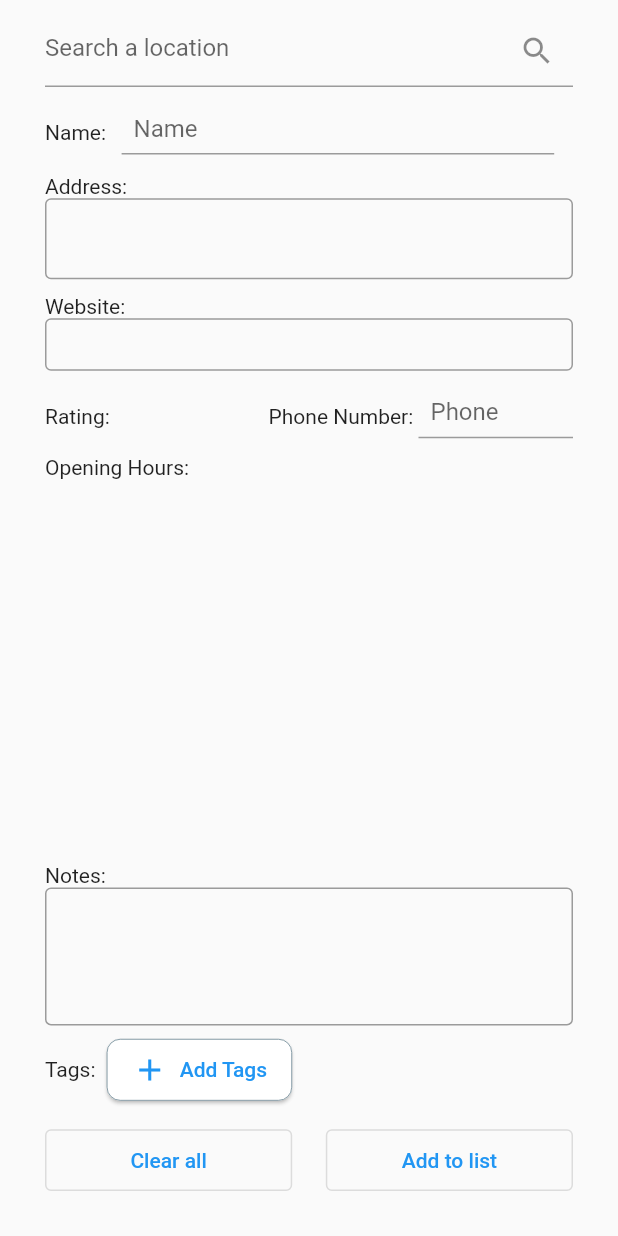
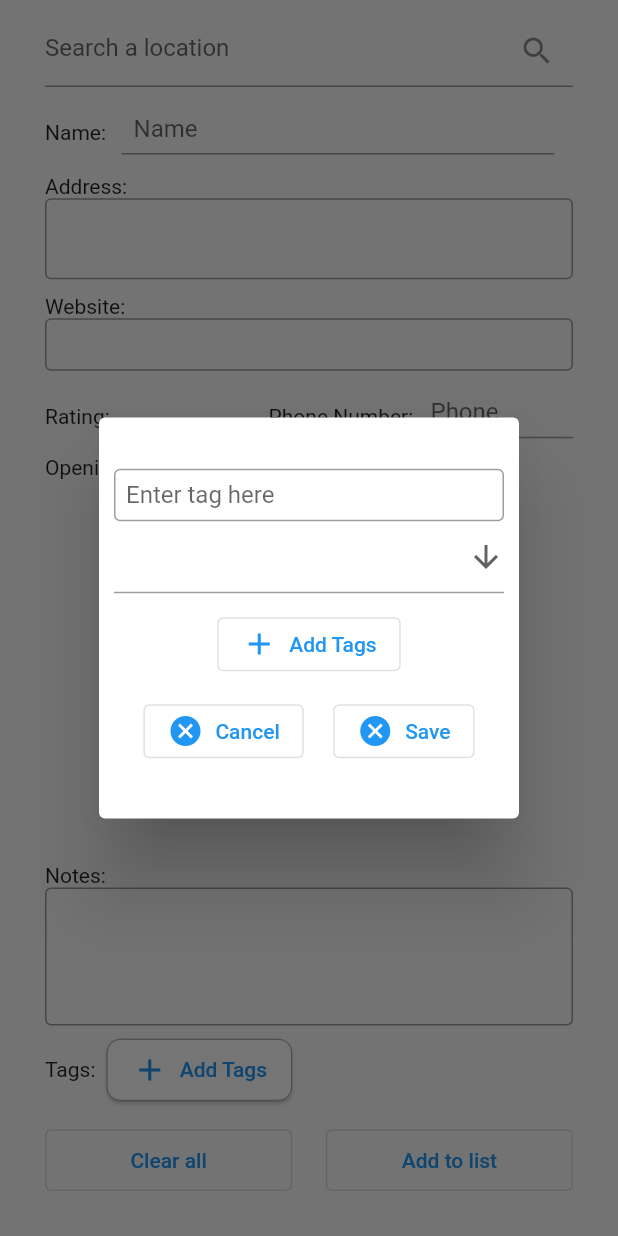
Before and after one commit to jarvissgan/WhereToGo, a Flutter app: the AddScreen screen opened directly, after a tap on "Add Tags", on a phone screen of 412 x 824 dp. Run offline on Flutter 3.47's test engine with Material 2 defaults, Android fonts, the phone set to English and light mode, and no system bars; our stand-ins replace cloud_firestore, firebase_auth, firebase_core, shared_preferences; accounts and stored records are empty.

Commit message:
add data to list_screen_builder.dart and creation of tags

```diff
--- /dev/null
+++ b/lib/all_tags.dart
@@ -0,0 +1,32 @@
+import 'package:flutter/material.dart';
+import 'package:jarlist/models/tag.dart';
+
+class AllTags with ChangeNotifier {
+  List<Tag> allTags = [];
+
+  List<Tag> getAllTags() {
+    return allTags;
+  }
+  String addTag(name, color) {
+    //adds tag if name doesn't already exist
+    if(allTags.contains(name)){
+      //TODO: add snackbar/message to show tag already exists
+
+      return "tag already exists";
+
+    } else {
+      allTags.insert(allTags.length, Tag(name: name, color: color));
+      notifyListeners();
+      return "tag added";
+    }
+  }
+  void removeTag(name) {
+    allTags.removeWhere((tag) => tag.name == name);
+    notifyListeners();
+  }
+  void updateTagName(name, newName) {
+    allTags.removeWhere((tag) => tag.name == name);
+    allTags.insert(allTags.length, Tag(name: newName, color: name.color));
+    notifyListeners();
+  }
+}
--- /dev/null
+++ b/lib/models/tag.dart
@@ -0,0 +1,5 @@
+class Tag{
+  String name;
+  String color;
+  Tag({required this.name, required this.color});
+}
--- a/lib/screens/add_screen.dart
+++ b/lib/screens/add_screen.dart
@@ -1,29 +1,39 @@
 import 'package:flutter/material.dart';
+import 'package:jarlist/all_tags.dart';
 import 'package:jarlist/alll_entry.dart';
 import 'package:jarlist/location_service.dart';
 import 'package:jarlist/models/place.dart';
 import 'package:jarlist/screens/list_screen.dart';
 import 'package:jarlist/size_config.dart';
+import 'package:jarlist/widgets/tag_dialog.dart';
+import 'package:provider/provider.dart';
 
 class AddScreen extends StatefulWidget {
-  List<Place> myPlaces;
-  Entry(this.myPlaces);
-
   @override
   State<AddScreen> createState() => _AddScreenState();
 }
 
 class _AddScreenState extends State<AddScreen> {
-  var _formKey = GlobalKey<FormState>();
+  final _formKey = GlobalKey<FormState>();
+  TextEditingController _searchController = TextEditingController();
+  String restaurantName = '';
+  String restaurantAddress = '';
+  String restaurantPhone = '';
+  String restaurantWebsite = '';
+  String restaurantNotes = '';
+  String restaurantRating = '';
+  String tagName = '';
+  String tagColor = '';
+  List<dynamic> restaurantHours = [];
+  List<dynamic> restaurantImage = [];
+  String restaurantId = '';
 
-  List<Place> myPlaces = [];
-
-  void saveForm() async {
+  void saveForm(Entry placeList) async {
     bool isValid = _formKey.currentState!.validate();
     if (isValid) {
       _formKey.currentState!.save();
       setState(() {
-        Entry().addPlace(
+        placeList.addPlace(
             restaurantAddress,
             restaurantPhone,
             restaurantName,
@@ -31,12 +41,12 @@ class _AddScreenState extends State<AddScreen> {
             DateTime.now().toString(),
             restaurantHours,
             restaurantRating, {});
+        _formKey.currentState!.reset();
+        ScaffoldMessenger.of(context).showSnackBar(SnackBar(
+          content: Text('Saved!'),
+          duration: Duration(seconds: 1),
+        ));
       });
-      _formKey.currentState!.reset();
-      ScaffoldMessenger.of(context).showSnackBar(SnackBar(
-        content: Text('Saved!'),
-        duration: Duration(seconds: 1),
-      ));
     } else {
       FocusScope.of(context).unfocus();
       ScaffoldMessenger.of(context).hideCurrentSnackBar();
@@ -47,19 +57,12 @@ class _AddScreenState extends State<AddScreen> {
     }
   }
 
-  TextEditingController _searchController = TextEditingController();
-  String restaurantName = '';
-  String restaurantAddress = '';
-  String restaurantPhone = '';
-  String restaurantWebsite = '';
-  String restaurantNotes = '';
-  String restaurantRating = '';
-  List<dynamic> restaurantHours = [];
-  List<dynamic> restaurantImage = [];
-  String restaurantId = '';
 
   @override
   Widget build(BuildContext context) {
+    //TODO: rename Entry() to AllPlaces()
+    Entry placeList = Provider.of<Entry>(context);
+
     return Scaffold(
       resizeToAvoidBottomInset: false,
       body: Form(
@@ -306,7 +309,18 @@ class _AddScreenState extends State<AddScreen> {
                         label: Text('Add Tags'),
                         icon: const Icon(Icons.add),
                         onPressed: () {
+                          //utilize inputchip to add tags
+                          showDialog(
+                            barrierDismissible: false,
+                              context: context,
+                              builder: (BuildContext context) {
+                                return WillPopScope(
+                                  onWillPop: () => Future.value(false),
+                                    child: TagDialog());
+                              });
                           /*TODO: add and show tag cards on click*/
+                          //TODO: convert button to chip
+
                         },
                       )),
                     ))
@@ -347,7 +361,7 @@ class _AddScreenState extends State<AddScreen> {
                   child: OutlinedButton(
                       onPressed: () {
                         setState(() {
-                          saveForm();
+                          saveForm(placeList);
                         });
                         //TODO: add entry to database
                         //TODO: change color of button
--- /dev/null
+++ b/lib/widgets/tag_dialog.dart
@@ -0,0 +1,166 @@
+import 'package:flutter/material.dart';
+import 'package:jarlist/all_tags.dart';
+import 'package:jarlist/size_config.dart';
+import 'package:provider/provider.dart';
+
+class TagDialog extends StatefulWidget {
+  @override
+  State<TagDialog> createState() => _TagDialogState();
+}
+
+class _TagDialogState extends State<TagDialog> {
+  final _formKey2 = GlobalKey<FormState>();
+
+  String tagName = '';
+  String tagColor = '';
+
+  void saveTag(AllTags tagList) async {
+    bool isValid = _formKey2.currentState!.validate();
+    if (isValid) {
+      _formKey2.currentState!.save();
+      setState(() {
+        tagList.addTag(tagName, tagColor);
+        _formKey2.currentState!.reset();
+        ScaffoldMessenger.of(context).showSnackBar(SnackBar(
+          content: Text('Saved!'),
+          duration: Duration(seconds: 1),
+        ));
+        print(tagList.getAllTags()[tagList.getAllTags().length - 1].name);
+      });
+    } else {
+      FocusScope.of(context).unfocus();
+      ScaffoldMessenger.of(context).hideCurrentSnackBar();
+      ScaffoldMessenger.of(context).showSnackBar(SnackBar(
+        content: Text('Please fill out all fields'),
+        duration: Duration(seconds: 1),
+      ));
+    }
+  }
+
+  @override
+  Widget build(BuildContext context) {
+    AllTags tagList = Provider.of<AllTags>(context);
+
+    return Form(
+      key: _formKey2,
+      child: Dialog(
+        //TODO: make the dialog curved
+        child: Container(
+          margin: const EdgeInsets.all(10),
+          child: SizedBox(
+            width: SizeConfig.blockSizeHorizontal * 60,
+            height: SizeConfig.blockSizeVertical * 30,
+            child: Column(
+              mainAxisAlignment: MainAxisAlignment.center,
+              crossAxisAlignment: CrossAxisAlignment.center,
+              children: [
+                //textformfield for adding tags
+                TextFormField(
+                  decoration: InputDecoration(
+                    border: OutlineInputBorder(),
+                    isDense: true,
+                    contentPadding: EdgeInsets.all(8),
+                    hintText: 'Enter tag here',
+                  ),
+                  autovalidateMode: AutovalidateMode.always,
+                  validator: (value) {
+                    if (value == null) {
+                      return 'Please enter a tag';
+                    } else {
+                      return null;
+                    }
+                  },
+                  onSaved: (value) {
+                    tagName = value!;
+                  },
+                ),
+                //selector to select color of tag
+                DropdownButtonFormField<String>(
+                  value: null,
+                  icon: Icon(Icons.arrow_downward),
+                  onChanged: (value) {
+                    setState(() {
+                      tagColor = value!;
+                    });
+                  },
+                  validator: (value) {
+                    if (value == null) {
+                      return 'Please select a color';
+                    } else {
+                      return null;
+                    }
+                  },
+                  items: [
+                    'Red',
+                    'Orange',
+                    'Yellow',
+                    'Green',
+                    'Blue',
+                    'Purple',
+                    'Grey',
+                    'Black',
+                    'White'
+                  ].map<DropdownMenuItem<String>>((String value) {
+                    return DropdownMenuItem<String>(
+                      value: value,
+                      child: Text(value),
+                    );
+                  }).toList(),
+                ),
+                Container(
+                  margin: EdgeInsets.only(top: 10),
+                  child: OutlinedButton.icon(
+                    //TODO: convert to chip and place above textformfield
+                      label: Text('Add Tags'),
+                      icon: Icon(Icons.add),
+                      onPressed: () {
+                        setState(() {
+                          FocusScope.of(context).unfocus();
+                          saveTag(tagList);
+                        });
+                      }),
+                ),
+                Container(
+                  margin: EdgeInsets.only(top: 10),
+                  child: Row(
+                    mainAxisAlignment: MainAxisAlignment.spaceEvenly,
+                    children: [
+                      OutlinedButton.icon(
+                          label: Text('Cancel'),
+                          icon: Icon(Icons.cancel),
+                          onPressed: () {
+                            //TOOD: confirm with user to cancel
+                            Navigator.of(context).pop();
+                          }),
+                      OutlinedButton.icon(
+                          label: Text('Save'),
+                          icon: Icon(Icons.cancel),
+                          onPressed: () {
+                            //TODO: add functionality to save tag
+                            Navigator.of(context).pop();
+                          }),
+                    ],
+                  ),
+                ),
+              ],
+            ),
+          ),
+        ),
+        // actions: <Widget>[
+        //   ElevatedButton(
+        //     child: const Text('Cancel'),
+        //     onPressed: () {
+        //       Navigator.pop(context);
+        //     },
+        //   ),
+        //   ElevatedButton(
+        //     child: const Text('Add'),
+        //     onPressed: () {
+        //       Navigator.pop(context);
+        //     },
+        //   ),
+        // ],
+      ),
+    );
+  }
+}
```
Also changed, not shown: lib/main.dart (+20 -2 lines), lib/widgets/list_screen_builder.dart (+42 -52 lines), lib/widgets/list_screen_header.dart (+3 -4 lines).
